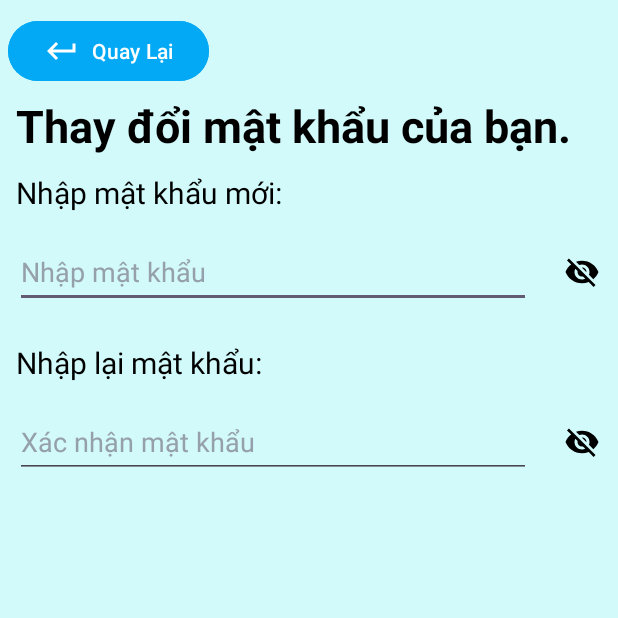
After one commit to QBinh2102/Tour, an Android app: the DoiMatKhau screen opened directly, with no data from a screen before it, on a phone screen of 412 x 824 dp, the top half of it. The commit adds this screen. Run offline under Robolectric (Android 15) with nearby library versions, the phone set to English and light mode, and no system bars.

Commit message:
Tao trang thay doi mat khau

```diff
--- a/app/src/main/AndroidManifest.xml
+++ b/app/src/main/AndroidManifest.xml
@@ -13,6 +13,9 @@
         android:supportsRtl="true"
         android:theme="@style/Theme.TourDuLich"
         tools:targetApi="31">
+        <activity
+            android:name=".DoiMatKhau"
+            android:exported="false" />
         <activity
             android:name=".ChinhSuaThongTinCaNhan"
             android:exported="false" />
--- /dev/null
+++ b/app/src/main/java/com/example/tourdulich/DoiMatKhau.java
@@ -0,0 +1,86 @@
+package com.example.tourdulich;
+
+import android.content.Intent;
+import android.os.Bundle;
+import android.text.InputType;
+import android.view.View;
+import android.widget.Button;
+import android.widget.EditText;
+import android.widget.ImageButton;
+
+import androidx.activity.EdgeToEdge;
+import androidx.appcompat.app.AppCompatActivity;
+import androidx.core.graphics.Insets;
+import androidx.core.view.ViewCompat;
+import androidx.core.view.WindowInsetsCompat;
+
+public class DoiMatKhau extends AppCompatActivity {
+
+    private Button btnQuayLai;
+    private ImageButton ibtAnHienMK;
+    private ImageButton ibtAnHienXacThucMK;
+    private EditText textPass;
+    private EditText textConfirmPass;
+    private boolean isPassShow = false;
+    private boolean isConfirmPassShow = false;
+
+    @Override
+    protected void onCreate(Bundle savedInstanceState) {
+        super.onCreate(savedInstanceState);
+        EdgeToEdge.enable(this);
+        setContentView(R.layout.activity_doi_mat_khau);
+
+        btnQuayLai = findViewById(R.id.btQuayLaiTuThayDoiMK);
+        ibtAnHienMK = findViewById(R.id.imgBtAnHienPassThayDoi);
+        ibtAnHienXacThucMK = findViewById(R.id.imgBtAnHienXacThucPassThayDoi);
+        textPass = findViewById(R.id.editTextPassThayDoi);
+        textConfirmPass = findViewById(R.id.editTextPassXacThucThayDoi);
+
+        //Quay lai THÔNG TIN CÁ NHÂN
+        Intent ttcn = new Intent(this, ThongTinCaNhan.class);
+        btnQuayLai.setOnClickListener(new View.OnClickListener() {
+            @Override
+            public void onClick(View v) {
+                startActivity(ttcn);
+            }
+        });
+
+        //Ẩn hiện password
+        ibtAnHienMK.setOnClickListener(new View.OnClickListener() {
+            @Override
+            public void onClick(View v) {
+                if(!isPassShow){
+                    textPass.setInputType(InputType.TYPE_CLASS_TEXT);
+                    ibtAnHienMK.setImageResource(R.drawable.eye_24);
+                }else{
+                    textPass.setInputType(InputType.TYPE_CLASS_TEXT|InputType.TYPE_TEXT_VARIATION_PASSWORD);
+                    ibtAnHienMK.setImageResource(R.drawable.visibility_off_24);
+                }
+                isPassShow=!isPassShow;
+                textPass.setSelection(textPass.length());
+            }
+        });
+
+        //Ẩn hiện xác thực password
+        ibtAnHienXacThucMK.setOnClickListener(new View.OnClickListener() {
+            @Override
+            public void onClick(View v) {
+                if(!isConfirmPassShow){
+                    textConfirmPass.setInputType(InputType.TYPE_CLASS_TEXT);
+                    ibtAnHienXacThucMK.setImageResource(R.drawable.eye_24);
+                }else{
+                    textConfirmPass.setInputType(InputType.TYPE_CLASS_TEXT|InputType.TYPE_TEXT_VARIATION_PASSWORD);
+                    ibtAnHienXacThucMK.setImageResource(R.drawable.visibility_off_24);
+                }
+                isConfirmPassShow=!isConfirmPassShow;
+                textConfirmPass.setSelection(textConfirmPass.length());
+            }
+        });
+
+        ViewCompat.setOnApplyWindowInsetsListener(findViewById(R.id.main), (v, insets) -> {
+            Insets systemBars = insets.getInsets(WindowInsetsCompat.Type.systemBars());
+            v.setPadding(systemBars.left, systemBars.top, systemBars.right, systemBars.bottom);
+            return insets;
+        });
+    }
+}
--- a/app/src/main/java/com/example/tourdulich/ThongTinCaNhan.java
+++ b/app/src/main/java/com/example/tourdulich/ThongTinCaNhan.java
@@ -36,6 +36,7 @@ public class ThongTinCaNhan extends AppCompatActivity {
     private LinearLayout btnToiGiaoDich;
 
     private Button btnChinhSua;
+    private Button btnThayDoiMK;
     private Button btnDangXuat;
 
     private TextView txtEmail;
@@ -113,6 +114,16 @@ public class ThongTinCaNhan extends AppCompatActivity {
             @Override
             public void onClick(View v) {
                 startActivity(chinhSua);
+            }
+        });
+
+        //Chuyển sang THAY ĐỔI MẬT KHẨU
+        Intent thayMK = new Intent(this, DoiMatKhau.class);
+        btnThayDoiMK = findViewById(R.id.btThayDoiMK);
+        btnThayDoiMK.setOnClickListener(new View.OnClickListener() {
+            @Override
+            public void onClick(View v) {
+                startActivity(thayMK);
             }
         });
 
--- /dev/null
+++ b/app/src/main/res/layout/activity_doi_mat_khau.xml
@@ -0,0 +1,122 @@
+<?xml version="1.0" encoding="utf-8"?>
+<androidx.constraintlayout.widget.ConstraintLayout xmlns:android="http://schemas.android.com/apk/res/android"
+    xmlns:app="http://schemas.android.com/apk/res-auto"
+    xmlns:tools="http://schemas.android.com/tools"
+    android:id="@+id/main"
+    android:layout_width="match_parent"
+    android:layout_height="match_parent"
+    tools:context=".DoiMatKhau">
+
+    <RelativeLayout
+        android:layout_width="match_parent"
+        android:layout_height="match_parent"
+        android:background="#D2FAFB">
+
+        <LinearLayout
+            android:layout_width="match_parent"
+            android:layout_height="match_parent"
+            android:orientation="vertical">
+
+            <Button
+                android:id="@+id/btQuayLaiTuThayDoiMK"
+                android:layout_width="wrap_content"
+                android:layout_height="wrap_content"
+                android:layout_marginLeft="5dp"
+                android:layout_marginTop="10dp"
+                android:backgroundTint="#03A9F4"
+                android:drawableLeft="@drawable/baseline_keyboard_return_24"
+                android:text="Quay Lại"
+                android:textColor="@color/white" />
+
+            <TextView
+                android:id="@+id/textView14"
+                android:layout_width="match_parent"
+                android:layout_height="wrap_content"
+                android:layout_marginLeft="5dp"
+                android:padding="5dp"
+                android:text="Thay đổi mật khẩu của bạn."
+                android:textColor="@color/black"
+                android:textSize="30dp"
+                android:textStyle="bold" />
+
+            <TextView
+                android:id="@+id/textView40"
+                android:layout_width="match_parent"
+                android:layout_height="wrap_content"
+                android:layout_marginLeft="5dp"
+                android:padding="5dp"
+                android:text="Nhập mật khẩu mới: "
+                android:textColor="@color/black"
+                android:textSize="20dp" />
+
+            <LinearLayout
+                android:layout_width="match_parent"
+                android:layout_height="wrap_content"
+                android:layout_marginBottom="7dp"
+                android:gravity="center_vertical"
+                android:orientation="horizontal">
+
+                <EditText
+                    android:id="@+id/editTextPassThayDoi"
+                    android:layout_width="0dp"
+                    android:layout_height="wrap_content"
+                    android:layout_margin="10dp"
+                    android:layout_weight="1"
+                    android:ems="10"
+                    android:hint="Nhập mật khẩu"
+                    android:inputType="textPassword"
+                    android:minHeight="48dp"
+                    android:textColor="@color/black"
+                    android:textColorHint="#96A0AA" />
+
+                <ImageButton
+                    android:id="@+id/imgBtAnHienPassThayDoi"
+                    android:layout_width="wrap_content"
+                    android:layout_height="wrap_content"
+                    android:backgroundTint="#D2FAFB"
+                    android:minHeight="48dp"
+                    app:srcCompat="@drawable/visibility_off_24" />
+            </LinearLayout>
+
+            <TextView
+                android:id="@+id/textView41"
+                android:layout_width="match_parent"
+                android:layout_height="wrap_content"
+                android:layout_marginLeft="5dp"
+                android:padding="5dp"
+                android:text="Nhập lại mật khẩu: "
+                android:textColor="@color/black"
+                android:textSize="20dp" />
+
+            <LinearLayout
+                android:layout_width="match_parent"
+                android:layout_height="wrap_content"
+                android:layout_marginBottom="7dp"
+                android:gravity="center_vertical"
+                android:orientation="horizontal">
+
+                <EditText
+                    android:id="@+id/editTextPassXacThucThayDoi"
+                    android:layout_width="0dp"
+                    android:layout_height="wrap_content"
+                    android:layout_margin="10dp"
+                    android:layout_weight="1"
+                    android:ems="10"
+                    android:hint="Xác nhận mật khẩu"
+                    android:inputType="textPassword"
+                    android:minHeight="48dp"
+                    android:textColor="@color/black"
+                    android:textColorHint="#96A0AA" />
+
+                <ImageButton
+                    android:id="@+id/imgBtAnHienXacThucPassThayDoi"
+                    android:layout_width="wrap_content"
+                    android:layout_height="wrap_content"
+                    android:backgroundTint="#D2FAFB"
+                    android:minHeight="48dp"
+                    app:srcCompat="@drawable/visibility_off_24" />
+            </LinearLayout>
+
+        </LinearLayout>
+    </RelativeLayout>
+</androidx.constraintlayout.widget.ConstraintLayout>
--- a/app/src/main/res/layout/activity_thong_tin_ca_nhan.xml
+++ b/app/src/main/res/layout/activity_thong_tin_ca_nhan.xml
@@ -65,7 +65,7 @@
                         android:textColor="@color/white" />
 
                     <Button
-                        android:id="@+id/button"
+                        android:id="@+id/btThayDoiMK"
                         android:layout_width="wrap_content"
                         android:layout_height="wrap_content"
                         android:layout_margin="5dp"
```
